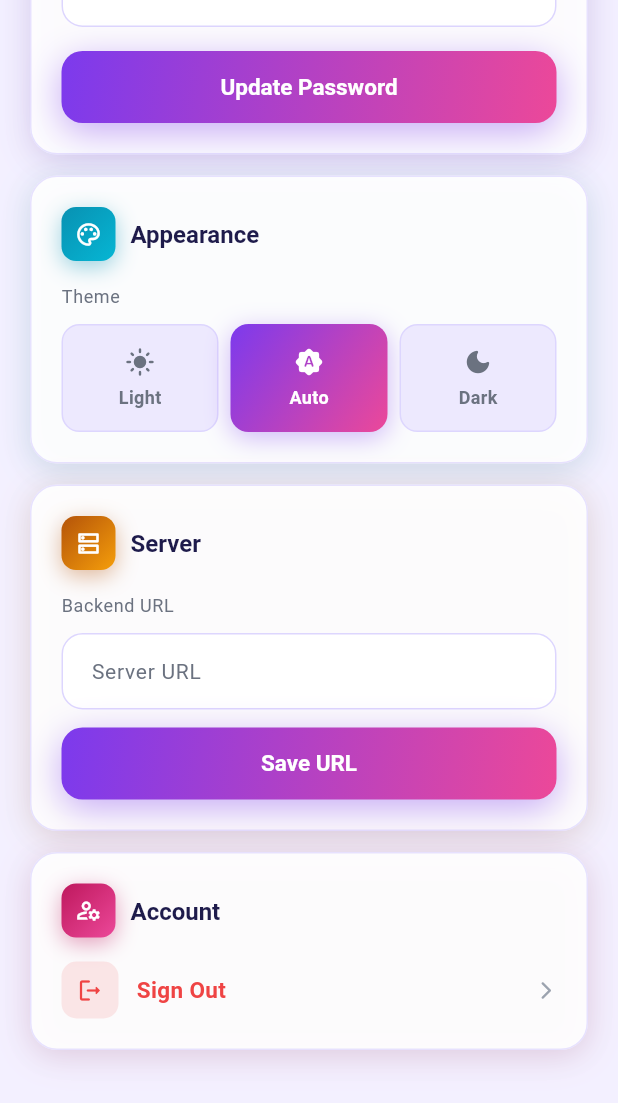
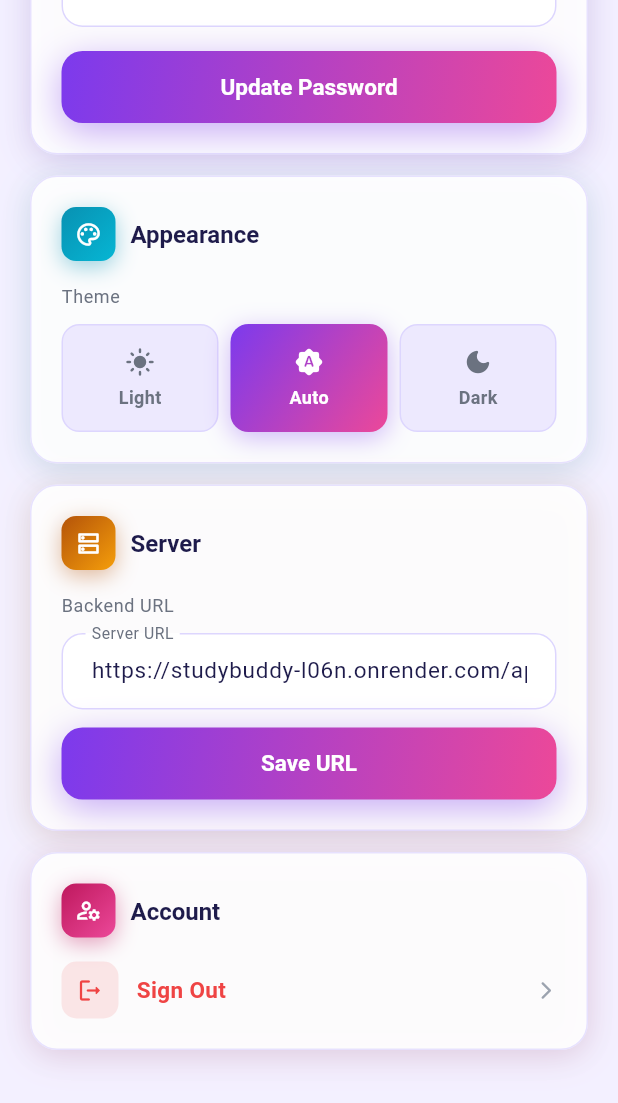
Before and after one commit to SHRIKEN117/StudyBuddy, a Flutter app: the ProfileScreen screen opened directly, scrolled down 417 dp, on a phone screen of 412 x 824 dp. Shown: the top 1103 px of the screen. Run offline on Flutter 3.47's test engine with Material 3 defaults, Android fonts, the phone set to English and light mode, and no system bars; our stand-ins replace file_picker, flutter_markdown, flutter_native_splash, google_fonts, shared_preferences; missing offline and left inert: flutter_pdfview; accounts and stored records are empty; network calls fail; Roboto replaces fonts that are missing (Ubuntu).

Commit message:
feat: set production Render URL as default backend

```diff
--- a/studybuddy_flutter/lib/core/constants/api_constants.dart
+++ b/studybuddy_flutter/lib/core/constants/api_constants.dart
@@ -1,10 +1,7 @@
 class ApiConstants {
-  // Default is empty — the user must set the server URL via the app's
-  // Configure Server / Profile > Server settings. The runtime value is
-  // stored in SharedPreferences and loaded by ApiService.init() on startup.
   static const String baseUrl = String.fromEnvironment(
     'BASE_URL',
-    defaultValue: '',
+    defaultValue: 'https://studybuddy-l06n.onrender.com/api',
   );
 
   static const String register = '/auth/register';
```
